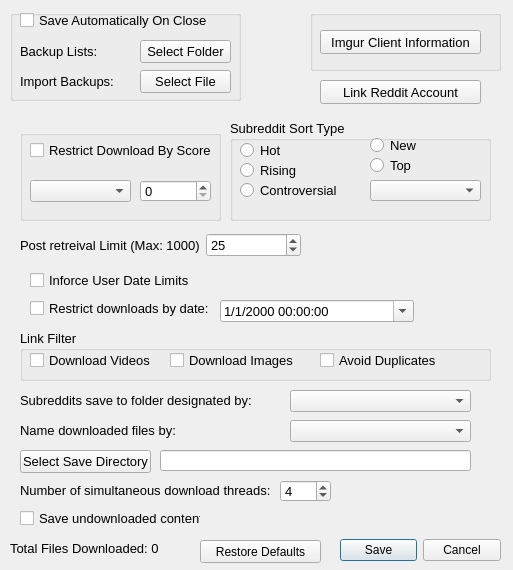
First picture: the form in DownloaderForReddit/RedditDownloader_Settings.ui, repository MalloyDelacroix/DownloaderForReddit, before the edit.
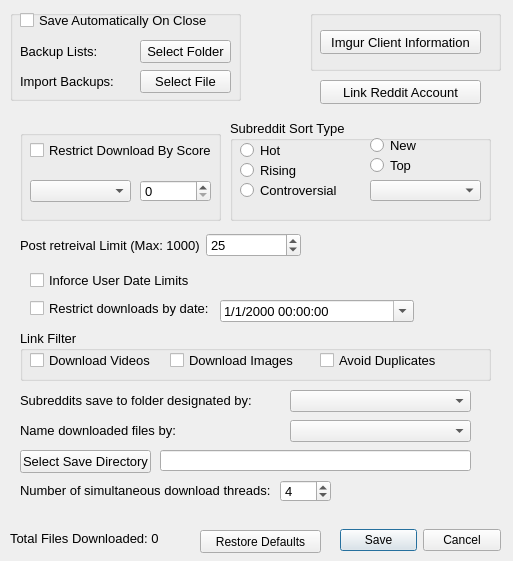
Second picture: the form after the edit. Icons and pictures are not drawn.

Commit message: Realize that extracted content cannot be saved across sessions and undo part of  the previous commit

```diff
--- a/DownloaderForReddit/RedditDownloader_Settings.ui
+++ b/DownloaderForReddit/RedditDownloader_Settings.ui
@@ -7,7 +7,7 @@
     <x>0</x>
     <y>0</y>
     <width>513</width>
-    <height>570</height>
+    <height>561</height>
    </rect>
   </property>
   <property name="sizePolicy">
@@ -19,13 +19,13 @@
   <property name="minimumSize">
    <size>
     <width>513</width>
-    <height>570</height>
+    <height>561</height>
    </size>
   </property>
   <property name="maximumSize">
    <size>
     <width>513</width>
-    <height>570</height>
+    <height>561</height>
    </size>
   </property>
   <property name="windowTitle">
@@ -190,7 +190,7 @@
      <x>10</x>
      <y>110</y>
      <width>491</width>
-     <height>431</height>
+     <height>401</height>
     </rect>
    </property>
    <layout class="QGridLayout" name="gridLayout_6">
@@ -703,22 +703,6 @@
          <number>4</number>
         </property>
        </widget>
-       <widget class="QCheckBox" name="save_undownloaded_content_checkbox">
-        <property name="geometry">
-         <rect>
-          <x>10</x>
-          <y>400</y>
-          <width>181</width>
-          <height>17</height>
-         </rect>
-        </property>
-        <property name="toolTip">
-         <string>&lt;html&gt;&lt;head/&gt;&lt;body&gt;&lt;p&gt;When checked, content that has been extracted but not downloaded will be saved and redownloaded during the next run. This prevents content from having to be extracted more than once&lt;/p&gt;&lt;/body&gt;&lt;/html&gt;</string>
-        </property>
-        <property name="text">
-         <string>Save undownloaded content</string>
-        </property>
-       </widget>
       </widget>
      </widget>
     </item>
@@ -728,7 +712,7 @@
    <property name="geometry">
     <rect>
      <x>340</x>
-     <y>530</y>
+     <y>520</y>
      <width>161</width>
      <height>41</height>
     </rect>
@@ -744,7 +728,7 @@
    <property name="geometry">
     <rect>
      <x>10</x>
-     <y>540</y>
+     <y>530</y>
      <width>171</width>
      <height>16</height>
     </rect>
@@ -762,7 +746,7 @@
    <property name="geometry">
     <rect>
      <x>200</x>
-     <y>540</y>
+     <y>530</y>
      <width>121</width>
      <height>23</height>
     </rect>
```
The commit also changes 4 other files.
